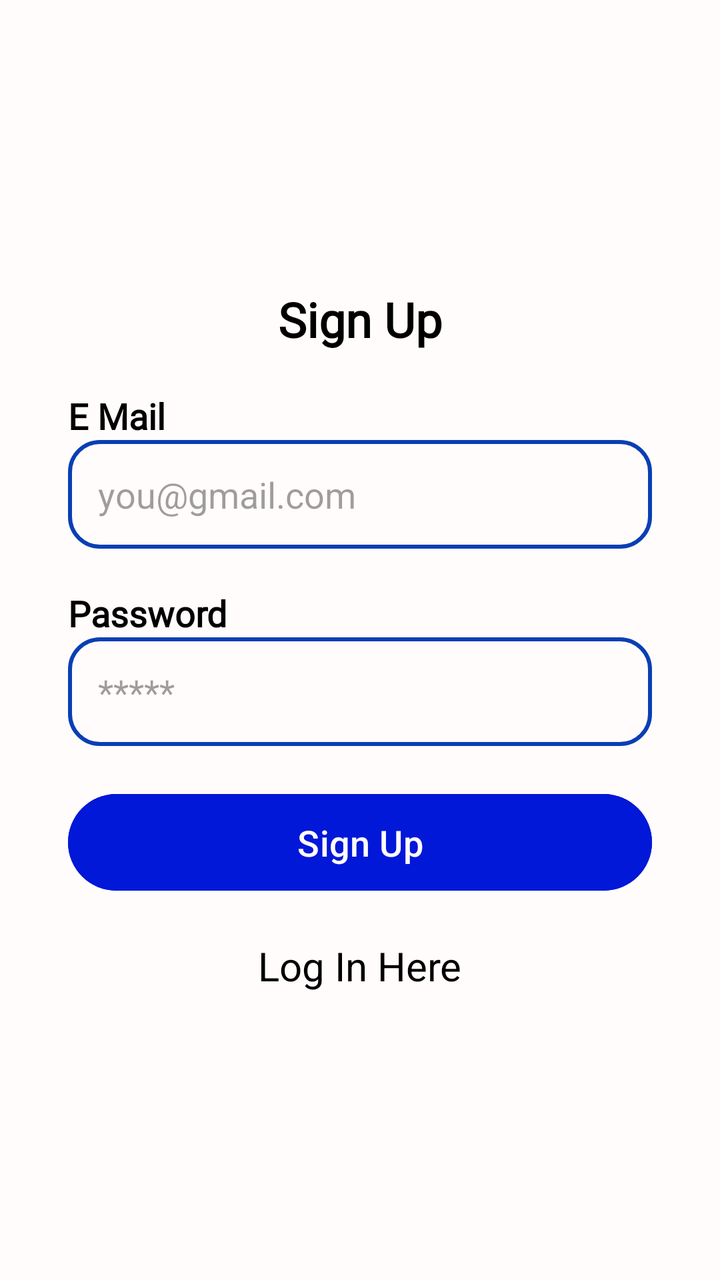
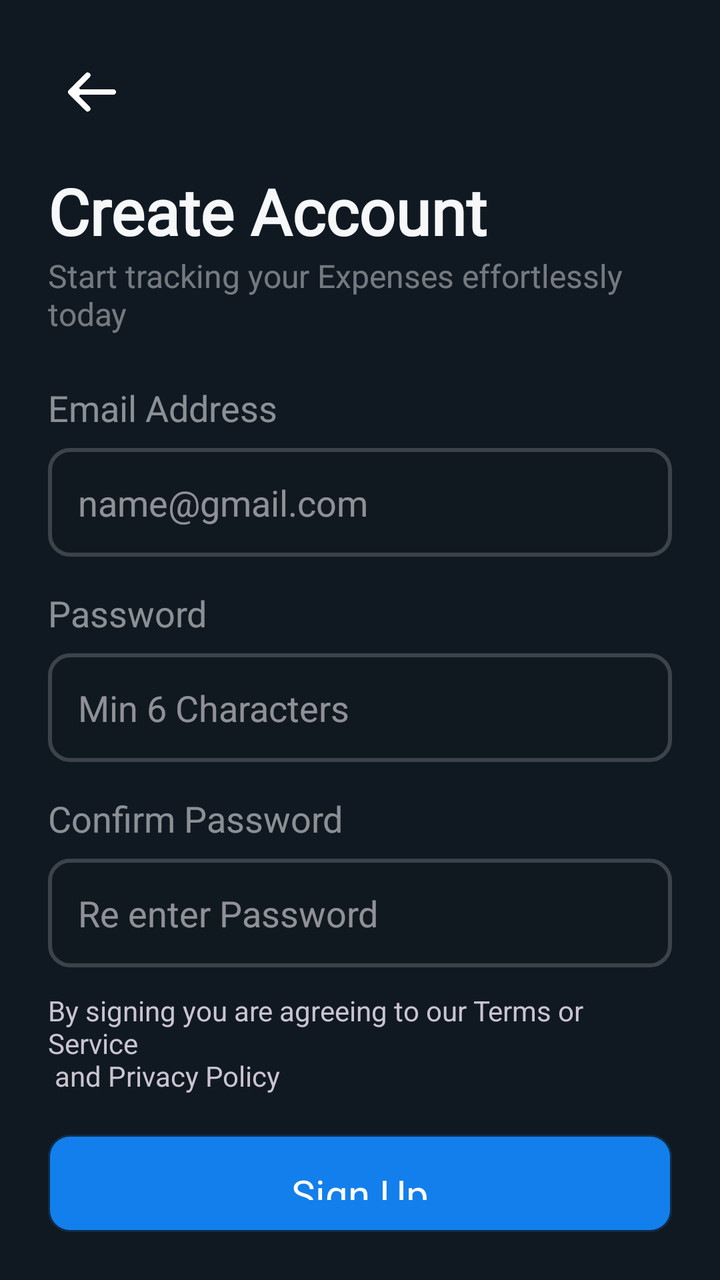

Two renders of the same Android screen: before a commit and after it. Below are the layout's source before the change and the commit's diff.
<!-- AndroidManifest.xml: activity theme Theme.Material3.Dark.NoActionBar -->
<!-- res/layout/activity_signup.xml -->
<?xml version="1.0" encoding="utf-8"?>
<LinearLayout xmlns:android="http://schemas.android.com/apk/res/android"
    android:orientation="vertical"
    android:layout_width="match_parent"
    android:gravity="center_vertical"
    android:layout_height="match_parent"
    android:background="@color/blue_white">


        <TextView
            android:layout_width="wrap_content"
            android:layout_height="wrap_content"
            android:layout_gravity="center"
            android:fontFamily="@font/poppins_semibold"
            android:text="Sign Up"
            android:textColor="@color/black"
            android:textSize="24sp"
            android:textStyle="bold" />



    <LinearLayout
        android:layout_marginStart="34dp"
        android:layout_marginEnd="34dp"
        android:layout_marginTop="20dp"
        android:layout_width="match_parent"
        android:layout_height="wrap_content"
        android:orientation="vertical"
        >

        <TextView
            android:layout_width="wrap_content"
            android:layout_height="wrap_content"
            android:text="E Mail"
            android:textColor="@color/black"
            android:textStyle="bold"
            android:textSize="18dp"
            android:fontFamily="@font/poppins_semibold"

            />

        <EditText
            android:textColor="@color/black"
            android:id="@+id/eMail"
            android:layout_marginTop="0dp"
            android:layout_width="match_parent"
            android:layout_height="wrap_content"
            android:background="@drawable/inputs"
            android:hint="you@gmail.com"
            android:textColorHint="#60000000"
            android:paddingStart="15dp"
            android:paddingEnd="14dp"
            android:paddingTop="15dp"
            android:paddingBottom="15dp"

            />


        <TextView
            android:layout_marginTop="20dp"
            android:layout_width="wrap_content"
            android:layout_height="wrap_content"
            android:text="Password"
            android:textColor="@color/black"
            android:textStyle="bold"
            android:textSize="18dp"
            android:fontFamily="@font/poppins_semibold"

            />

        <EditText
            android:textColor="@color/black"
            android:id="@+id/password"
            android:layout_marginTop="0dp"
            android:layout_width="match_parent"
            android:layout_height="wrap_content"
            android:background="@drawable/inputs"
            android:hint="*****"
            android:textColorHint="#60000000"
            android:paddingStart="15dp"
            android:paddingEnd="14dp"
            android:paddingTop="15dp"
            android:paddingBottom="15dp"

            />



        <Button
            android:padding="12dp"
            android:id="@+id/signUp"
            android:layout_width="match_parent"
            android:layout_height="wrap_content"
            android:backgroundTint="#0118D8"
            android:text="Sign Up"
            android:textColor="@color/blue_white"
            android:textSize="18sp"
            android:layout_marginTop="20dp"
            />

        <TextView
            android:layout_width="wrap_content"
            android:layout_height="wrap_content"
            android:text="Log In Here"
            android:textColor="@color/black"
            android:textSize="20sp"
            android:layout_gravity="center"
            android:layout_marginTop="20dp"
            android:id="@+id/toLogin"
            />



    </LinearLayout>

</LinearLayout>
<!-- resources referenced by this layout -->
<resources>
  <color name="black">#FF000000</color>
  <color name="blue_white">#FFFCFB</color>
  <!-- drawable inputs (drawable) -->
  <?xml version="1.0" encoding="utf-8"?>
  <shape xmlns:android="http://schemas.android.com/apk/res/android">
  
      <solid android:color="@color/blue_white"></solid>
  
      <stroke android:color="@color/blue" android:width="2dp"
          />
  
      <corners android:radius="15dp"
          />
  </shape>
  <color name="blue">#093FB4</color>
</resources>

<!-- the commit's change to res/layout/activity_signup.xml (unified diff, before → after) -->
@@ -1,28 +1,52 @@
 <?xml version="1.0" encoding="utf-8"?>
 <LinearLayout xmlns:android="http://schemas.android.com/apk/res/android"
+    xmlns:app="http://schemas.android.com/apk/res-auto"
     android:orientation="vertical"
     android:layout_width="match_parent"
-    android:gravity="center_vertical"
     android:layout_height="match_parent"
-    android:background="@color/blue_white">
+    android:padding="24dp"
+    android:background="#101922">
+
+        <ImageView
+            android:layout_margin="10dp"
+            android:layout_width="24dp"
+            android:layout_height="24dp"
+            android:rotation="-90"
+
+            android:id="@+id/goBack"
+            android:src="@drawable/arrow"
+            app:tint="@color/white"
+            android:clickable="true"
+            android:focusable="true"/>
+
+
+
+
+
 
 
         <TextView
             android:layout_width="wrap_content"
             android:layout_height="wrap_content"
-            android:layout_gravity="center"
             android:fontFamily="@font/poppins_semibold"
-            android:text="Sign Up"
-            android:textColor="@color/black"
-            android:textSize="24sp"
+            android:text="Create Account"
+            android:textColor="#f6f7f8"
+            android:textSize="32sp"
+            android:layout_marginTop="16dp"
             android:textStyle="bold" />
+
+    <TextView
+        android:layout_width="wrap_content"
+        android:layout_height="wrap_content"
+        android:text="Start tracking your Expenses effortlessly \ntoday"
+      android:textSize="16sp"
+        android:textColor="#70f6f7f7"
+        />
 
 
 
     <LinearLayout
-        android:layout_marginStart="34dp"
-        android:layout_marginEnd="34dp"
-        android:layout_marginTop="20dp"
+        android:paddingTop="24dp"
         android:layout_width="match_parent"
         android:layout_height="wrap_content"
         android:orientation="vertical"
@@ -31,83 +55,131 @@
         <TextView
             android:layout_width="wrap_content"
             android:layout_height="wrap_content"
-            android:text="E Mail"
-            android:textColor="@color/black"
-            android:textStyle="bold"
+            android:text="Email Address"
+            android:textColor="#89f6f7f8"
             android:textSize="18dp"
-            android:fontFamily="@font/poppins_semibold"
-
             />
 
         <EditText
             android:textColor="@color/black"
             android:id="@+id/eMail"
-            android:layout_marginTop="0dp"
+            android:layout_marginTop="8dp"
             android:layout_width="match_parent"
             android:layout_height="wrap_content"
             android:background="@drawable/inputs"
-            android:hint="you@gmail.com"
-            android:textColorHint="#60000000"
+            android:hint="name@gmail.com"
             android:paddingStart="15dp"
             android:paddingEnd="14dp"
             android:paddingTop="15dp"
             android:paddingBottom="15dp"
-
             />
 
 
         <TextView
-            android:layout_marginTop="20dp"
+            android:layout_marginTop="16dp"
             android:layout_width="wrap_content"
             android:layout_height="wrap_content"
             android:text="Password"
-            android:textColor="@color/black"
-            android:textStyle="bold"
+            android:textColor="#89f6f7f8"
             android:textSize="18dp"
-            android:fontFamily="@font/poppins_semibold"
 
             />
 
         <EditText
+
             android:textColor="@color/black"
             android:id="@+id/password"
-            android:layout_marginTop="0dp"
+            android:layout_marginTop="8dp"
             android:layout_width="match_parent"
             android:layout_height="wrap_content"
             android:background="@drawable/inputs"
-            android:hint="*****"
-            android:textColorHint="#60000000"
+            android:hint="Min 6 Characters"
             android:paddingStart="15dp"
             android:paddingEnd="14dp"
             android:paddingTop="15dp"
             android:paddingBottom="15dp"
+            />
+
+        <TextView
+            android:layout_marginTop="16dp"
+            android:layout_width="wrap_content"
+            android:layout_height="wrap_content"
+            android:text="Confirm Password"
+            android:textColor="#89f6f7f8"
+            android:textSize="18dp"
 
             />
 
+        <EditText
 
-
-        <Button
-            android:padding="12dp"
-            android:id="@+id/signUp"
+            android:textColor="@color/black"
+            android:id="@+id/cnfPassword"
+            android:layout_marginTop="8dp"
             android:layout_width="match_parent"
             android:layout_height="wrap_content"
-            android:backgroundTint="#0118D8"
-            android:text="Sign Up"
-            android:textColor="@color/blue_white"
-            android:textSize="18sp"
-            android:layout_marginTop="20dp"
+            android:background="@drawable/inputs"
+            android:hint="Re enter Password"
+            android:paddingStart="15dp"
+            android:paddingEnd="14dp"
+            android:paddingTop="15dp"
+            android:paddingBottom="15dp"
             />
 
         <TextView
             android:layout_width="wrap_content"
             android:layout_height="wrap_content"
-            android:text="Log In Here"
-            android:textColor="@color/black"
+            android:text="By signing you are agreeing to our Terms or Service \n and Privacy Policy"
+            android:textSize="14sp"
+            android:layout_marginTop="12dp"
+            />
+
+
+
+
+
+        <TextView
+            android:background="@drawable/inputs"
+            android:padding="16dp"
+            android:gravity="center"
+            android:id="@+id/signUp"
+            android:layout_width="match_parent"
+            android:layout_height="wrap_content"
+            android:backgroundTint="#137fec"
+            android:text="Sign Up"
+            android:textColor="@color/blue_white"
             android:textSize="20sp"
-            android:layout_gravity="center"
             android:layout_marginTop="20dp"
-            android:id="@+id/toLogin"
+            android:clickable="true"
+            android:focusable="true"
             />
+
+       <LinearLayout
+           android:layout_marginTop="16dp"
+           android:layout_width="wrap_content"
+           android:layout_gravity="center"
+           android:layout_height="wrap_content"
+           android:orientation="horizontal"
+           >
+           <TextView
+               android:layout_width="wrap_content"
+               android:layout_height="wrap_content"
+               android:textSize="16sp"
+               android:text="Already have an Account ?  "
+               />
+
+           <TextView
+               android:id="@+id/toLogin"
+               android:layout_width="wrap_content"
+               android:layout_height="wrap_content"
+               android:text="Login Here"
+               android:textSize="16sp"
+               android:textColor="#137fec"
+
+
+               />
+
+
+       </LinearLayout>
 
 
 
<!-- resource entries referenced after the edit -->
@@ -2,18 +2,19 @@
 <resources>
   <color name="black">#FF000000</color>
   <color name="blue_white">#FFFCFB</color>
+  <color name="white">#FFFFFFFF</color>
+  <!-- drawable arrow: png bitmap (drawable, 8440 bytes) -->
   <!-- drawable inputs (drawable) -->
   <?xml version="1.0" encoding="utf-8"?>
   <shape xmlns:android="http://schemas.android.com/apk/res/android">
   
-      <solid android:color="@color/blue_white"></solid>
+      <solid android:color="#101920"></solid>
   
-      <stroke android:color="@color/blue" android:width="2dp"
+      <stroke android:color="#30f6f7f8" android:width="2dp"
           />
   
-      <corners android:radius="15dp"
+      <corners android:radius="10dp"
           />
   </shape>
-  <color name="blue">#093FB4</color>
 </resources>
 
